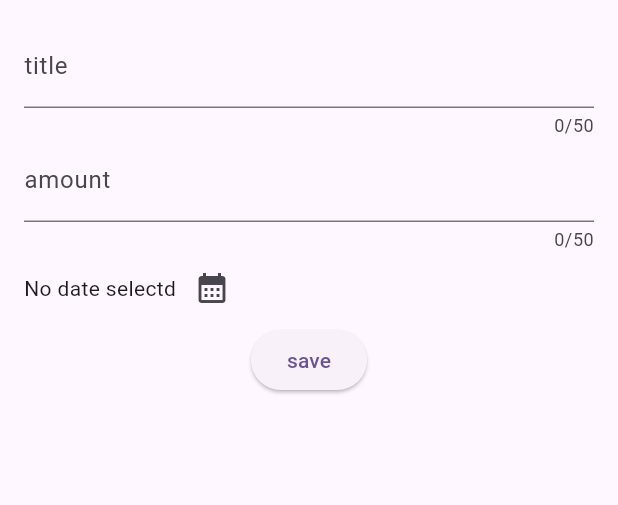
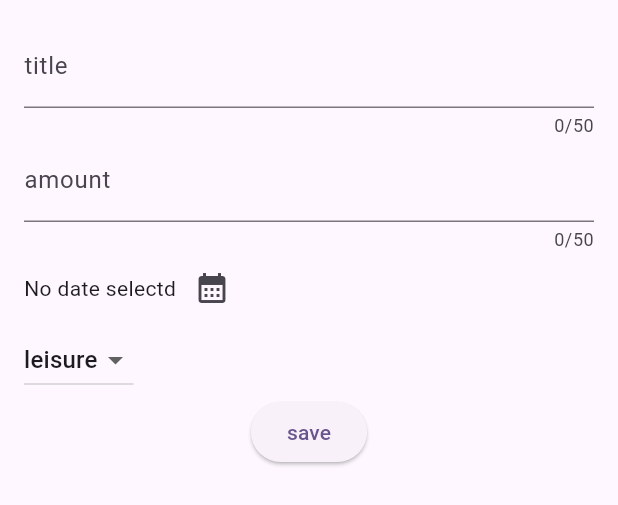
Before and after one commit to ivansiuzzz/expenseTracker, a Flutter app: the NewExpense widget shown alone on an empty page, opened directly, on a phone screen of 412 x 824 dp. Shown: the top 505 px of the screen. Run offline on Flutter 3.47's test engine with Material 2 defaults, Android fonts, the phone set to English and light mode, and no system bars.

Commit message:
add dropdown

```diff
--- a/lib/widgets/new_expense.dart
+++ b/lib/widgets/new_expense.dart
@@ -12,6 +12,7 @@ class _NewExpenseState extends State<NewExpense> {
   final _titleController = TextEditingController();
   final _amountController = TextEditingController();
   DateTime? _selectedDate;
+  Category _selectedCategory = Category.leisure;
 
   void _presentDatePicker() async {
     final now = DateTime.now();
@@ -63,6 +64,24 @@ class _NewExpenseState extends State<NewExpense> {
                   icon: Icon(Icons.calendar_month))
             ],
           ),
+          Row(
+            children: [
+              DropdownButton(
+                  value: _selectedCategory,
+                  items: Category.values
+                      .map((e) => DropdownMenuItem(
+                          value: e, child: Text(e.name.toString())))
+                      .toList(),
+                  onChanged: (value) {
+                    if (value == null) {
+                      return;
+                    }
+                    setState(() {
+                      _selectedCategory = value;
+                    });
+                  }),
+            ],
+          ),
           ElevatedButton(
               onPressed: () {
                 print(_titleController.text);
```
